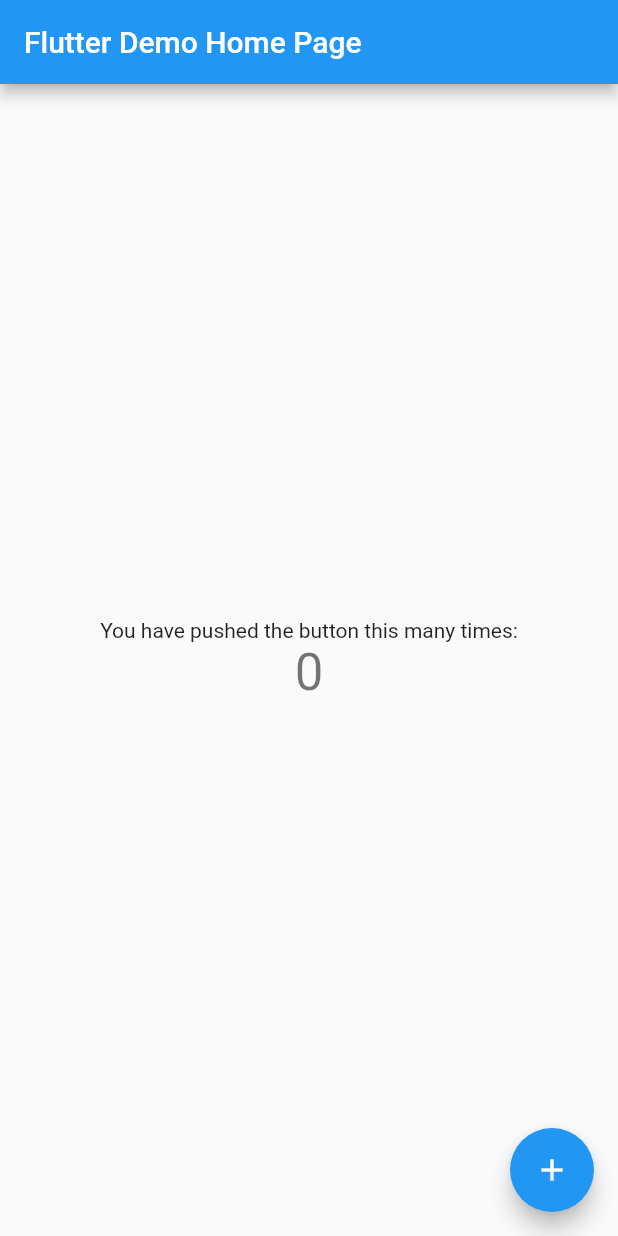
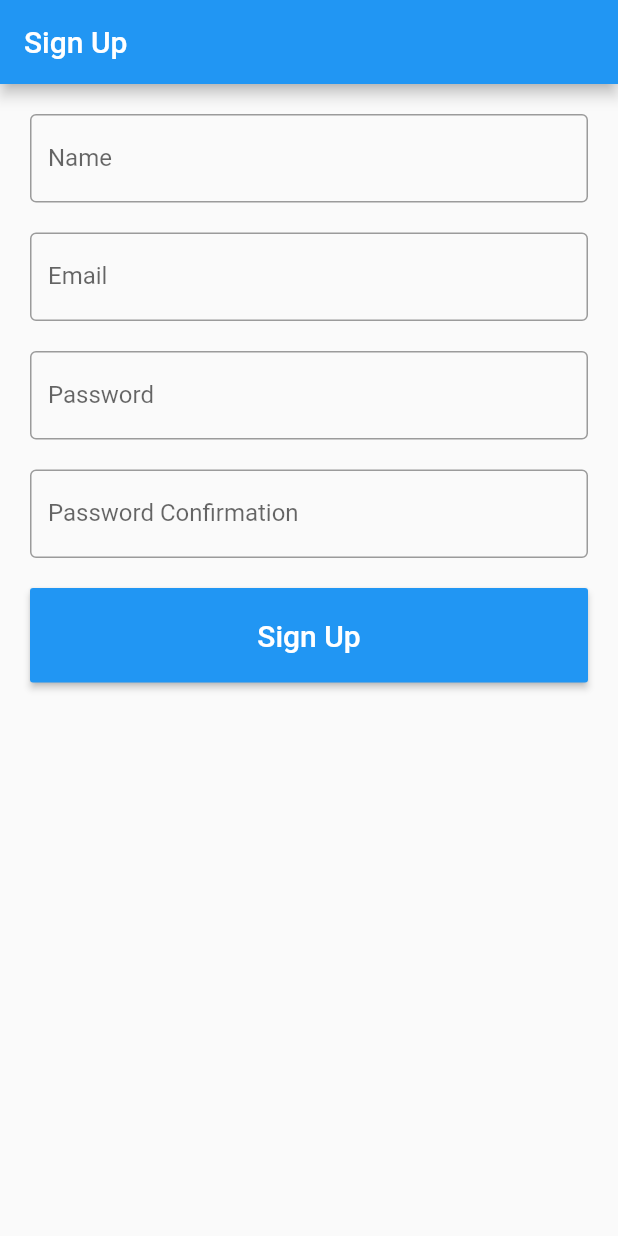
Before and after one commit to NatanaelHZ/vaccinations-booklet-mobile, a Flutter app: the screen it shows after launch, on a phone screen of 412 x 824 dp. Run offline on Flutter 3.47's test engine with Material 2 defaults, Android fonts, the phone set to English and light mode, and no system bars.

Commit message:
sign_up - MVP for sign up with validations

```diff
--- /dev/null
+++ b/lib/components/SignUp.dart
@@ -0,0 +1,159 @@
+import 'package:flutter/material.dart';
+
+class SignUpForm extends StatefulWidget {
+  @override
+  _SignUpFormState createState() => new _SignUpFormState();
+}
+
+class _SignUpFormState extends State<SignUpForm> {
+  final _formKey = GlobalKey<FormState>();
+  var _passKey = GlobalKey<FormFieldState>();
+
+  String _name = '';
+  String _email = '';
+  String _password = '';
+
+  String language = 'en';
+  var translations = {
+    "en": {
+      "invalid_field": "Invalid field",
+      "sign_up": "Sign Up",
+    },
+    "es": {
+      "invalid_field": "Campo inválido",
+      "sign_up": "Catastrar-se",
+    },
+    "pt": {
+      "invalid_field": "Campo inválido",
+      "sign_up": "Cadastrar-se",
+    },
+  };
+
+  @override
+  Widget build(BuildContext context) {
+    return Form(
+      key: _formKey,
+      child:ListView(
+        padding: EdgeInsets.all(20),
+        children: getFormWidget()
+      ),
+    );
+  }
+
+  List<Widget> getFormWidget() {
+    List<Widget> formWidget = [];
+
+    String validateEmail(String value) {
+      if (value.isEmpty) {
+        return translations[language]['invalid_field'];
+      }
+      Pattern pattern =
+          r'^(([^<>()[\]\\.,;:\s@\"]+(\.[^<>()[\]\\.,;:\s@\"]+)*)|(\".+\"))@((\[[0-9]{1,3}\.[0-9]{1,3}\.[0-9]{1,3}\.[0-9]{1,3}\])|(([a-zA-Z\-0-9]+\.)+[a-zA-Z]{2,}))$';
+      RegExp regex = new RegExp(pattern);
+      if (!regex.hasMatch(value))
+        return translations[language]['invalid_field'];
+      else
+        return null;
+    }
+
+    void onPressedSubmit() {
+      if (_formKey.currentState.validate()) {
+        _formKey.currentState.save();
+        print("Name " + _name);
+        print("Email " + _email);
+        print("Password " + _password);
+        Scaffold.of(context)
+            .showSnackBar(SnackBar(content: Text('Form Submitted')));
+      }
+    }
+
+    formWidget.add(new TextFormField(
+      decoration: InputDecoration(
+        border: OutlineInputBorder(),
+        labelText: 'Name',
+      ),
+      validator: (value) {
+        if (value.isEmpty) {
+          return translations[language]['invalid_field'];
+        }
+        return null;
+      },
+      onSaved: (value) {
+        setState(() {
+          _name = value;
+        });
+      },
+    ));
+
+    formWidget.add(Padding(padding: EdgeInsets.only(bottom: 20)));
+
+    formWidget.add(new TextFormField(
+      decoration: InputDecoration(
+        border: OutlineInputBorder(),
+        labelText: 'Email',
+      ),
+      keyboardType: TextInputType.emailAddress,
+      validator: validateEmail,
+      onSaved: (value) {
+        setState(() {
+          _email = value;
+        });
+      },
+    ));
+
+    formWidget.add(Padding(padding: EdgeInsets.only(bottom: 20)));
+
+    formWidget.add(
+      new TextFormField(
+        key: _passKey,
+        obscureText: true,
+        decoration: InputDecoration(
+          border: OutlineInputBorder(),
+          labelText: 'Password'
+        ),
+        validator: (value) {
+          if (value.isEmpty)
+            return translations[language]['invalid_field'];
+          else if (value.length < 8)
+            return 'Password should be more than 8 characters';
+          else
+            return null;
+        }),
+    );
+
+    formWidget.add(Padding(padding: EdgeInsets.only(bottom: 20)));
+
+    formWidget.add(
+      new TextFormField(
+        obscureText: true,
+        decoration: InputDecoration(
+          border: OutlineInputBorder(),
+          labelText: 'Password Confirmation'
+        ),
+        validator: (confirmPassword) {
+          if (confirmPassword.isEmpty) return translations[language]['invalid_field'];
+          var password = _passKey.currentState.value;
+          if (confirmPassword.compareTo(password) != 0)
+            return 'Password mismatch';
+          else
+            return null;
+        },
+        onSaved: (value) {
+          setState(() {
+            _password = value;
+          });
+        }),
+    );
+
+    formWidget.add(Padding(padding: EdgeInsets.only(bottom: 20)));
+
+    formWidget.add(new RaisedButton(
+      padding: EdgeInsets.all(20),
+      color: Colors.blue,
+      textColor: Colors.white,
+      child: new Text(translations[language]['sign_up'], style: TextStyle(fontSize: 20),),
+      onPressed: onPressedSubmit));
+
+    return formWidget;
+  }
+}
--- a/lib/main.dart
+++ b/lib/main.dart
@@ -1,65 +1,25 @@
 import 'package:flutter/material.dart';
+// import 'components/SignUp.dart';
+import 'components/SignUp.dart';
 
-void main() {
-  runApp(MyApp());
-}
+void main() => runApp(MyApp());
 
 class MyApp extends StatelessWidget {
   @override
   Widget build(BuildContext context) {
+    final appTitle = 'Sign Up';
+
     return MaterialApp(
-      title: 'Flutter Demo',
-      theme: ThemeData(
+      debugShowCheckedModeBanner: false,
+      title: appTitle,
+      theme: new ThemeData(
         primarySwatch: Colors.blue,
-        visualDensity: VisualDensity.adaptivePlatformDensity,
       ),
-      home: MyHomePage(title: 'Flutter Demo Home Page'),
-    );
-  }
-}
-
-class MyHomePage extends StatefulWidget {
-  MyHomePage({Key key, this.title}) : super(key: key);
-
-  final String title;
-
-  @override
-  _MyHomePageState createState() => _MyHomePageState();
-}
-
-class _MyHomePageState extends State<MyHomePage> {
-  int _counter = 0;
-
-  void _incrementCounter() {
-    setState(() {
-      _counter++;
-    });
-  }
-
-  @override
-  Widget build(BuildContext context) {
-    return Scaffold(
-      appBar: AppBar(
-        title: Text(widget.title),
-      ),
-      body: Center(
-        child: Column(
-          mainAxisAlignment: MainAxisAlignment.center,
-          children: <Widget>[
-            Text(
-              'You have pushed the button this many times:',
-            ),
-            Text(
-              '$_counter',
-              style: Theme.of(context).textTheme.headline4,
-            ),
-          ],
+      home: Scaffold(
+        appBar: AppBar(
+          title: Text(appTitle),
         ),
-      ),
-      floatingActionButton: FloatingActionButton(
-        onPressed: _incrementCounter,
-        tooltip: 'Increment',
-        child: Icon(Icons.add),
+        body: SignUpForm(),
       ),
     );
   }
--- a/pubspec.yaml
+++ b/pubspec.yaml
@@ -5,6 +5,7 @@ publish_to: 'none' # Remove this line if you wish to publish to pub.dev
 version: 1.0.0+1
 
 environment:
+  # sdk: ">=2.12.0 <3.0.0"
   sdk: ">=2.7.0 <3.0.0"
 
 dependencies:
```
Also changed, not shown: pubspec.lock.
